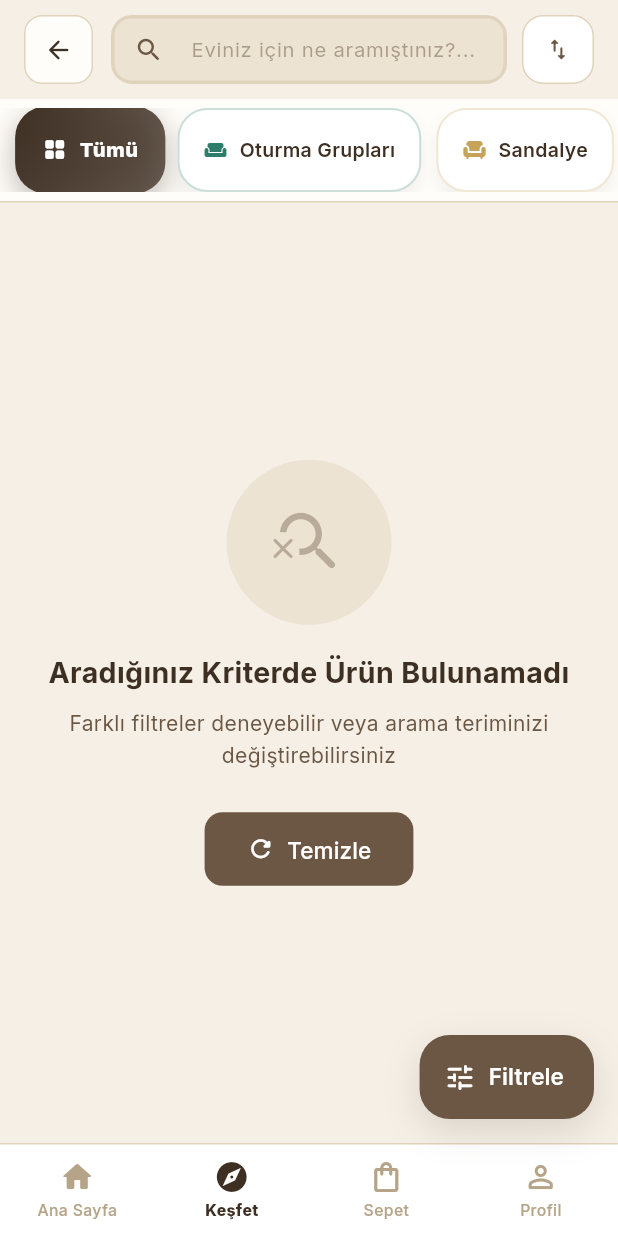
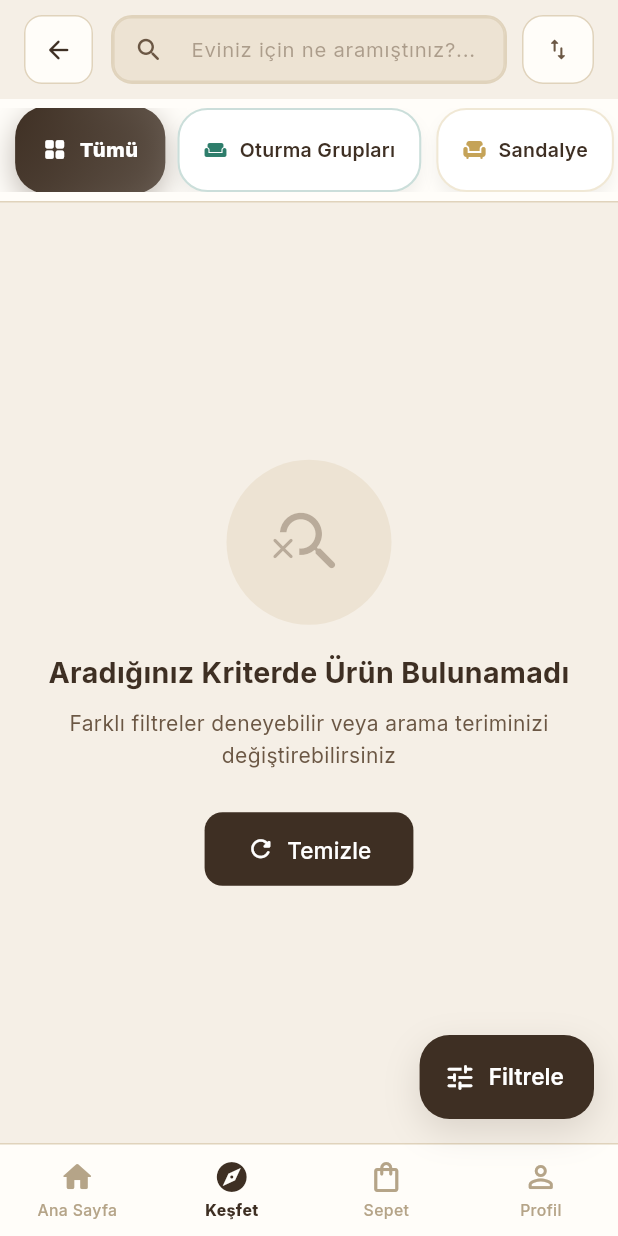
Before and after one commit to ferdidrgn/SaglamSpot, a Flutter app: the SearchPage screen opened by its route, on a phone screen of 412 x 824 dp. Run offline on Flutter 3.47's test engine with Material 3 defaults, Android fonts, the phone set to English and light mode, and no system bars; our stand-ins replace app_links, cached_network_image, cloud_firestore, connectivity_plus, dartz, equatable and 20 more; missing offline and left inert: dart:html, dart:js_interop, dart:ui_web, firebase_app_check; accounts and stored records are empty; generated files the repository leaves out were written again; network calls fail; statements that could not run were skipped.

Commit message:
Koyu temayı gerçek anlamda düzelt: kontrast paleti + donuk beyaz kart hatası
Kullanıcı ekran görüntüleriyle gösterdi: koyu mod açıkken bazı kartlar
hâlâ SABİT BEYAZ kalıyordu (Colors.white, temaya hiç bağlı değildi) ama
üzerlerindeki metin AppColors.textPrimary gibi DİNAMİK renklere bağlıydı
— koyu modda bu metin açık renge dönüyor, beyaz kart üzerinde neredeyse
görünmez oluyordu (Ürün Görselleri/Genel Bilgiler etiketleri, ayarlar
kartları, ürün detay özellik rozetleri, sepet kartları, alt navigasyon
çubuğu vb.).

1) Koyu palet kontrastı artırıldı — önceki sürümde background/surface/
   secondary tonları birbirine çok yakın koyu kahvelerdi ("her şey
   birbirine karışıyor" görünümü); şimdi surface/card zeminden BELİRGİN
   şekilde daha açık ("elevated card" hissi), metin tonları daha parlak.

2) Kart yüzeyi olarak kullanılan HER `color: Colors.white` bulgusu tek
   tek incelenip (fotoğraf üstü metin/ikon gibi kasıtlı-hep-beyaz
   kullanımlara DOKUNULMADAN) AppColors.surface/card'a çevrildi:
   admin form kartı, settings kartları + tema seçici, ürün detay galeri/
   özellik rozetleri/satıcı kartı/sabit alt bar/benzer ürün kartı, sepet
   kartı + son görüntülenenler + alt toplam bar, ana sayfa ürün kartı,
   admin panel istatistik kartı/tab çubuğu/aksiyon butonları, ALT
   NAVİGASYON ÇUBUĞU (her ekranda sabit görünüyordu), bildirim kartı,
   paylaşılan liste/ızgara kartları (product_list_card.dart), web ürün
   listeleme sayfalarındaki güven rozetleri ve fiyat filtresi sheet'i.

3) Ayrı bir hata sınıfı: search_page.dart'ta iki yerde `AppColors.
   textSecondary` (metin rengi) yanlışlıkla BUTON ZEMİNİ olarak
   kullanılmıştı — koyu modda bu renk açık tona döndüğü için beyaz
   metinle üst üste bindiğinde okunmuyordu. AppColors.primary'ye
   çevrildi.

4) Settings > Görünüm: "Sistem" seçeneği kaldırıldı — artık sadece
   kendi marka renklerimiz: Açık / Koyu (kullanıcının isteği üzerine).

Tüm değişiklikler brace/paren dengesi + const-çakışma taraması (3 farklı
desen) ile tek tek doğrulandı, sıfır çakışma kaldı.

```diff
--- a/lib/core/theme/app_colors.dart
+++ b/lib/core/theme/app_colors.dart
@@ -27,39 +27,43 @@ class AppColors {
   static const Color black = Color(0xFF2A1F17);
   static const Color textLight = white;
 
-  static Color get primary => _dark ? const Color(0xFFC79868) : const Color(0xFF3E2F23);
-  static Color get primaryDark => _dark ? const Color(0xFFA9714B) : const Color(0xFF241A13);
-  static Color get primaryLight => _dark ? const Color(0xFFDCC6A8) : const Color(0xFF6B5744);
+  static Color get primary => _dark ? const Color(0xFFE0B074) : const Color(0xFF3E2F23);
+  static Color get primaryDark => _dark ? const Color(0xFFC79868) : const Color(0xFF241A13);
+  static Color get primaryLight => _dark ? const Color(0xFFF0D4A8) : const Color(0xFF6B5744);
 
-  static Color get accent => _dark ? const Color(0xFFE0A868) : const Color(0xFFA9714B);
-  static Color get accentDark => _dark ? const Color(0xFFC79868) : const Color(0xFF8B5A3A);
-  static Color get accentLight => _dark ? const Color(0xFFEDD4B0) : const Color(0xFFC79868);
+  static Color get accent => _dark ? const Color(0xFFE8B573) : const Color(0xFFA9714B);
+  static Color get accentDark => _dark ? const Color(0xFFD09850) : const Color(0xFF8B5A3A);
+  static Color get accentLight => _dark ? const Color(0xFFF2D4A0) : const Color(0xFFC79868);
 
-  static Color get background => _dark ? const Color(0xFF241A13) : const Color(0xFFF5EFE6);
-  static Color get surface => _dark ? const Color(0xFF2C2019) : const Color(0xFFFFFDF9);
-  static Color get secondary => _dark ? const Color(0xFF3D2D22) : const Color(0xFFEDE3D3);
-  static Color get secondaryVariant => _dark ? const Color(0xFF4A3A2C) : const Color(0xFFE0D3BC);
+  // Koyu temada "surface/card" bilerek zeminden BELİRGİN şekilde daha açık
+  // tutuluyor (gerçek bir "elevated card" hissi için) — önceki sürümde
+  // hepsi birbirine çok yakın koyu kahve tonlarıydı ve her şey birbirine
+  // karışıyordu.
+  static Color get background => _dark ? const Color(0xFF1C140E) : const Color(0xFFF5EFE6);
+  static Color get surface => _dark ? const Color(0xFF3D2E22) : const Color(0xFFFFFDF9);
+  static Color get secondary => _dark ? const Color(0xFF4A3826) : const Color(0xFFEDE3D3);
+  static Color get secondaryVariant => _dark ? const Color(0xFF5C4630) : const Color(0xFFE0D3BC);
 
-  static Color get muted => _dark ? const Color(0xFF6B5744) : const Color(0xFFCFC0A8);
-  static Color get mutedDark => _dark ? const Color(0xFF8F7D6B) : const Color(0xFFB5A488);
+  static Color get muted => _dark ? const Color(0xFF8A7560) : const Color(0xFFCFC0A8);
+  static Color get mutedDark => _dark ? const Color(0xFFA8927A) : const Color(0xFFB5A488);
 
-  static Color get textPrimary => _dark ? const Color(0xFFEDE3D3) : const Color(0xFF3E2F23);
-  static Color get textSecondary => _dark ? const Color(0xFFC2B29B) : const Color(0xFF6B5744);
-  static Color get textTertiary => _dark ? const Color(0xFF9C8B76) : const Color(0xFF8F7D6B);
+  static Color get textPrimary => _dark ? const Color(0xFFF7F0E6) : const Color(0xFF3E2F23);
+  static Color get textSecondary => _dark ? const Color(0xFFDCCBB4) : const Color(0xFF6B5744);
+  static Color get textTertiary => _dark ? const Color(0xFFB4A088) : const Color(0xFF8F7D6B);
 
-  static Color get border => _dark ? const Color(0xFF4A3A2C) : const Color(0xFFE0D3BC);
-  static Color get divider => _dark ? const Color(0xFF3D2D22) : const Color(0xFFEDE3D3);
+  static Color get border => _dark ? const Color(0xFF5C4630) : const Color(0xFFE0D3BC);
+  static Color get divider => _dark ? const Color(0xFF4A3826) : const Color(0xFFEDE3D3);
 
   // --- SEMANTİK RENKLER (durum bildirimi — markadan bağımsız) ---
-  static Color get error => _dark ? const Color(0xFFD97B63) : const Color(0xFFB4543A);
+  static Color get error => _dark ? const Color(0xFFE08A70) : const Color(0xFFB4543A);
   static Color get onError => const Color(0xFFE0917A);
-  static Color get success => _dark ? const Color(0xFF9BAF8C) : const Color(0xFF7C8B6F);
-  static Color get warning => _dark ? const Color(0xFFDDAA6E) : const Color(0xFFC98A4B);
-  static Color get info => _dark ? const Color(0xFF8FA0B3) : const Color(0xFF6E7D8F);
+  static Color get success => _dark ? const Color(0xFFA8C296) : const Color(0xFF7C8B6F);
+  static Color get warning => _dark ? const Color(0xFFE8B984) : const Color(0xFFC98A4B);
+  static Color get info => _dark ? const Color(0xFF9DB2C7) : const Color(0xFF6E7D8F);
 
   static Color get sage => success;
-  static Color get sageDark => _dark ? const Color(0xFF7C8B6F) : const Color(0xFF62705A);
-  static Color get sageLight => _dark ? const Color(0xFFC3CDB8) : const Color(0xFFA3AE97);
+  static Color get sageDark => _dark ? const Color(0xFF8A9F79) : const Color(0xFF62705A);
+  static Color get sageLight => _dark ? const Color(0xFFCEDABF) : const Color(0xFFA3AE97);
 
   static Gradient get primaryGradient => LinearGradient(
         begin: Alignment.topLeft,
@@ -113,12 +117,12 @@ class AppColors {
 
   // Dark mode sabit referans değerleri (koyu tema AÇIKKEN de, parlaklıktan
   // bağımsız olarak "kesin koyu" bir ton lazım olduğunda kullanılır).
-  static const Color darkBackground = Color(0xFF241A13);
-  static const Color darkSurface = Color(0xFF32251C);
-  static const Color darkCard = Color(0xFF3D2D22);
-  static const Color darkTextPrimary = Color(0xFFEDE3D3);
-  static const Color darkTextSecondary = Color(0xFFCFC0A8);
-  static const Color darkBorder = Color(0xFF4A3A2C);
+  static const Color darkBackground = Color(0xFF1C140E);
+  static const Color darkSurface = Color(0xFF3D2E22);
+  static const Color darkCard = Color(0xFF4A3826);
+  static const Color darkTextPrimary = Color(0xFFF7F0E6);
+  static const Color darkTextSecondary = Color(0xFFDCCBB4);
+  static const Color darkBorder = Color(0xFF5C4630);
 
   // ================================================================
   // "mobile*" İSİMLERİ
--- a/lib/core/widgets/product_list_card.dart
+++ b/lib/core/widgets/product_list_card.dart
@@ -44,7 +44,7 @@ class _ProductListCardState extends State<ProductListCard> {
               ? (Matrix4.identity()..translate(0.0, -3.0))
               : Matrix4.identity(),
           decoration: BoxDecoration(
-            color: Colors.white,
+            color: AppColors.card,
             borderRadius: BorderRadius.circular(22),
             boxShadow: [
               BoxShadow(
--- a/lib/features/home/presentation/page/home_page_mobile.dart
+++ b/lib/features/home/presentation/page/home_page_mobile.dart
@@ -182,7 +182,7 @@ class _HomePageState extends ConsumerState<HomePage>
         child: Container(
           padding: const EdgeInsets.all(4),
           decoration: BoxDecoration(
-            color: Colors.white,
+            color: AppColors.mobileSurface,
             borderRadius: BorderRadius.circular(20),
             boxShadow: [
               BoxShadow(
@@ -257,7 +257,7 @@ class _StatCard extends StatelessWidget {
   Widget build(final BuildContext context) => Container(
         padding: const EdgeInsets.symmetric(vertical: 14, horizontal: 8),
         decoration: BoxDecoration(
-          color: Colors.white,
+          color: AppColors.mobileSurface,
           borderRadius: BorderRadius.circular(18),
           boxShadow: [
             BoxShadow(
@@ -528,7 +528,7 @@ class _ActionBar extends ConsumerWidget {
       required final Color color,
       required final VoidCallback onTap}) {
     return Material(
-      color: Colors.white,
+      color: AppColors.mobileSurface,
       shape: const CircleBorder(),
       elevation: 3,
       shadowColor: color.withOpacity(0.35),
--- a/lib/features/home/presentation/page/home_page_mobile_store.dart
+++ b/lib/features/home/presentation/page/home_page_mobile_store.dart
@@ -379,7 +379,7 @@ class _ProductCard extends ConsumerWidget {
       ),
       child: Container(
         decoration: BoxDecoration(
-          color: Colors.white,
+          color: AppColors.mobileSurface,
           borderRadius: BorderRadius.circular(18),
           border: Border.all(color: AppColors.mobileBorder),
         ),
--- a/lib/features/notifications/presentation/pages/notifications_page.dart
+++ b/lib/features/notifications/presentation/pages/notifications_page.dart
@@ -139,7 +139,7 @@ class _NotificationCard extends StatelessWidget {
         child: Container(
           padding: const EdgeInsets.all(14),
           decoration: BoxDecoration(
-            color: Colors.white,
+            color: AppColors.mobileSurface,
             borderRadius: BorderRadius.circular(18),
             border: Border.all(
                 color: notification.read
--- a/lib/features/products/presentation/pages/new_products_page.dart
+++ b/lib/features/products/presentation/pages/new_products_page.dart
@@ -399,7 +399,7 @@ class _TrustChip extends StatelessWidget {
   Widget build(final BuildContext context) => Container(
         padding: const EdgeInsets.symmetric(horizontal: 12, vertical: 7),
         decoration: BoxDecoration(
-          color: Colors.white,
+          color: AppColors.surface,
           borderRadius: BorderRadius.circular(30),
           border: Border.all(color: AppColors.border),
         ),
--- a/lib/features/products/presentation/pages/spot_products_page.dart
+++ b/lib/features/products/presentation/pages/spot_products_page.dart
@@ -279,7 +279,7 @@ class _SpotProductsPageState extends ConsumerState<SpotProductsPage> {
     RangeValues temp = _priceRange;
     showModalBottomSheet(
       context: context,
-      backgroundColor: Colors.white,
+      backgroundColor: AppColors.surface,
       shape: const RoundedRectangleBorder(
           borderRadius: BorderRadius.vertical(top: Radius.circular(24))),
       builder: (final sheetContext) => StatefulBuilder(
@@ -492,7 +492,7 @@ class _TrustChip extends StatelessWidget {
   Widget build(final BuildContext context) => Container(
         padding: const EdgeInsets.symmetric(horizontal: 12, vertical: 7),
         decoration: BoxDecoration(
-          color: Colors.white,
+          color: AppColors.surface,
           borderRadius: BorderRadius.circular(30),
           border: Border.all(color: AppColors.border),
         ),
--- a/lib/features/products/presentation/widgets/admin_form_widgets.dart
+++ b/lib/features/products/presentation/widgets/admin_form_widgets.dart
@@ -16,7 +16,7 @@ class AdminFormSection extends StatelessWidget {
         margin: const EdgeInsets.only(bottom: 18),
         padding: const EdgeInsets.all(18),
         decoration: BoxDecoration(
-          color: Colors.white,
+          color: AppColors.surface,
           borderRadius: BorderRadius.circular(22),
           boxShadow: [
             BoxShadow(
--- a/lib/features/search/presentation/pages/search_page.dart
+++ b/lib/features/search/presentation/pages/search_page.dart
@@ -368,7 +368,7 @@ class _SearchPageState extends ConsumerState<SearchPage> {
         height: context.responsive(mobile: 46.0, desktop: 50.0),
         padding: const EdgeInsets.symmetric(horizontal: 14),
         decoration: BoxDecoration(
-          color: Colors.white,
+          color: AppColors.surface,
           borderRadius: BorderRadius.circular(14),
           border: Border.all(color: AppColors.border),
         ),
@@ -600,7 +600,7 @@ class _SearchPageState extends ConsumerState<SearchPage> {
                           fontSize:
                               context.responsive(mobile: 15.0, desktop: 16.0))),
                   style: ElevatedButton.styleFrom(
-                    backgroundColor: AppColors.textSecondary,
+                    backgroundColor: AppColors.primary,
                     foregroundColor: Colors.white,
                     padding: EdgeInsets.symmetric(
                       horizontal: context.responsive(
@@ -800,7 +800,7 @@ class _SearchPageState extends ConsumerState<SearchPage> {
         ),
         child: FloatingActionButton.extended(
           onPressed: () => _showFilterSheet(context),
-          backgroundColor: AppColors.textSecondary,
+          backgroundColor: AppColors.primary,
           elevation: 0,
           icon: const Icon(Icons.tune_rounded, color: Colors.white, size: 22),
           label: Text(context.l10n.filter,
@@ -931,7 +931,7 @@ class _SidebarConditionSelector extends ConsumerWidget {
                 alignment: Alignment.center,
                 decoration: BoxDecoration(
                   color: isSelected
-                      ? AppColors.textSecondary
+                      ? AppColors.primary
                       : AppColors.secondary,
                   borderRadius: BorderRadius.circular(12),
                 ),
--- a/lib/shared/navigation/widgets/mobile_bottom_nav.dart
+++ b/lib/shared/navigation/widgets/mobile_bottom_nav.dart
@@ -47,7 +47,7 @@ class MobileBottomNav extends ConsumerWidget {
     ];
 
     return Material(
-      color: Colors.white,
+      color: AppColors.mobileSurface,
       elevation: 0,
       child: SafeArea(
         top: false,
```
Also changed, not shown: lib/features/cart/presentation/pages/cart_page.dart (+4 -4 lines), lib/features/products/presentation/pages/product_detail_page.dart (+6 -6 lines), lib/features/settings/presentation/pages/settings_page.dart (+5 -4 lines).
